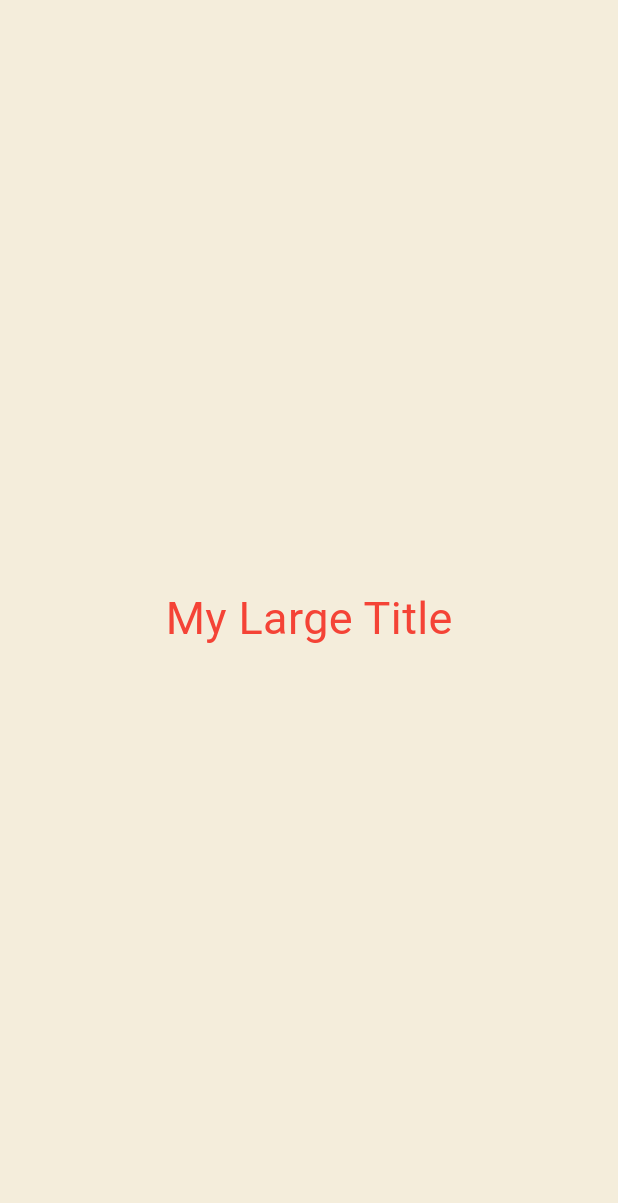
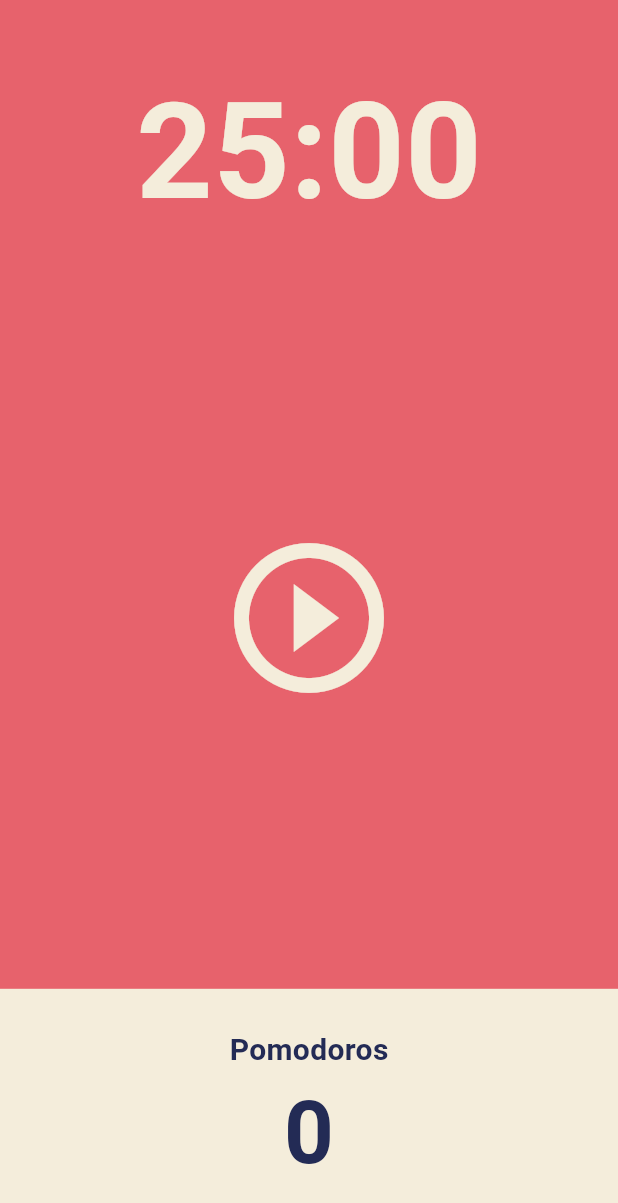
Before and after one commit to Bryson-Joseph/lectures., a Flutter app: the screen it shows after launch, on a phone screen of 412 x 824 dp. Shown: the top 1203 px of the screen. Run offline on Flutter 3.47's test engine with Material 3 defaults, Android fonts, the light colour scheme and no system bars.

Commit message:
User Interface.

```diff
--- a/toonflix/lib/main.dart
+++ b/toonflix/lib/main.dart
@@ -1,55 +1,29 @@
 import 'package:flutter/material.dart';
+import 'package:toonflix/screens/home_screen.dart';
 
 void main() {
   runApp(const App());
 }
 
-class App extends StatefulWidget {
+class App extends StatelessWidget {
   const App({super.key});
 
-  @override
-  State<App> createState() => _AppState();
-}
-
-class _AppState extends State<App> {
   @override
   Widget build(BuildContext context) {
     return MaterialApp(
       theme: ThemeData(
         textTheme: const TextTheme(
-          titleLarge: TextStyle(
-            color: Colors.red,
+          displayLarge: TextStyle(
+            color: Color(0xFF232B55),
           ),
         ),
-      ),
-      home: const Scaffold(
-        backgroundColor: Color(0xFFF4EDDB),
-        body: Center(
-          child: Column(
-            mainAxisAlignment: MainAxisAlignment.center,
-            children: [
-              MyLargeTitle(),
-            ],
-          ),
+        cardColor: const Color(0xFFF4EDDB),
+        colorScheme: ColorScheme.fromSwatch().copyWith(
+          surface: const Color(0xFFE7626C),
+          // Allows the homescreen widget to use the theme's surface color for the background as intended.
         ),
       ),
+      home: const HomeScreen(),
     );
   }
 }
-
-class MyLargeTitle extends StatelessWidget {
-  const MyLargeTitle({
-    Key? key,
-  }) : super(key: key);
-
-  @override
-  Widget build(BuildContext context) {
-    return Text(
-      'My Large Title',
-      style: TextStyle(
-        fontSize: 30,
-        color: Theme.of(context).textTheme.titleLarge?.color,
-      ),
-    );
-  }
-}
--- /dev/null
+++ b/toonflix/lib/screens/home_screen.dart
@@ -0,0 +1,87 @@
+import 'package:flutter/material.dart';
+
+class HomeScreen extends StatefulWidget {
+  // Allows for unique identification of this widget in the widget tree.
+  const HomeScreen({super.key});
+  @override
+  State<HomeScreen> createState() => _HomeScreenState();
+}
+
+class _HomeScreenState extends State<HomeScreen> {
+  // This is where the widget's dynamic behavior and apperance are defined..
+  @override
+  Widget build(BuildContext context) {
+    return Scaffold(
+      backgroundColor: Theme.of(context).colorScheme.surface,
+      body: Column(
+        children: [
+          Flexible(
+            // Timer display.
+            flex: 1,
+            child: Container(
+              alignment: Alignment.bottomCenter,
+              child: Text(
+                '25:00',
+                style: TextStyle(
+                  color: Theme.of(context).cardColor,
+                  fontSize: 89,
+                  fontWeight: FontWeight.w600,
+                ),
+              ),
+            ),
+          ),
+          Flexible(
+            // Control Button
+            flex: 3,
+            child: Center(
+              child: IconButton(
+                iconSize: 120,
+                color: Theme.of(context).cardColor,
+                onPressed: () {},
+                icon: const Icon(Icons.play_circle_outline),
+              ),
+            ),
+          ),
+          Flexible(
+            // Pomodoros Counter
+            flex: 1,
+            child: Row(
+              children: [
+                Expanded(
+                  child: Container(
+                    decoration: BoxDecoration(
+                      color: Theme.of(context).cardColor,
+                    ),
+                    child: Column(
+                      mainAxisAlignment: MainAxisAlignment.center,
+                      children: [
+                        Text(
+                          'Pomodoros',
+                          style: TextStyle(
+                            fontSize: 20,
+                            fontWeight: FontWeight.w600,
+                            color:
+                                Theme.of(context).textTheme.displayLarge!.color,
+                          ),
+                        ),
+                        Text(
+                          '0',
+                          style: TextStyle(
+                            fontSize: 58,
+                            fontWeight: FontWeight.w600,
+                            color:
+                                Theme.of(context).textTheme.displayLarge!.color,
+                          ),
+                        ),
+                      ],
+                    ),
+                  ),
+                ),
+              ],
+            ),
+          )
+        ],
+      ),
+    );
+  }
+}
```
